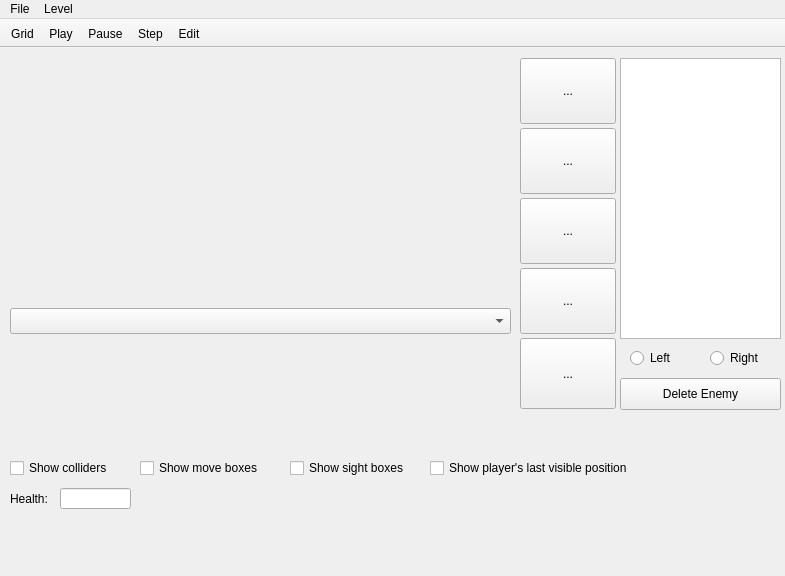
The window that Emulator/mainwindow.ui (ArduboyGameDevelopers/PixelSpaceOdyssey) describes before a commit, drawn with Qt 5.
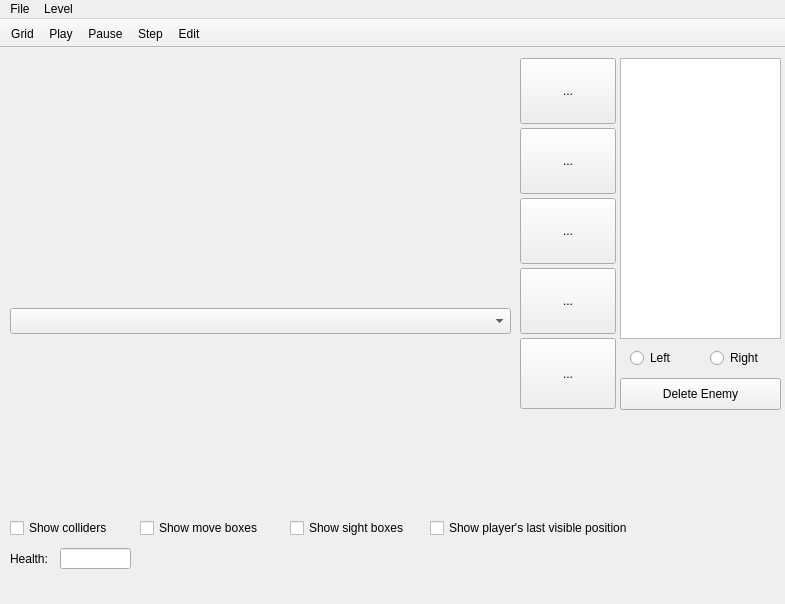
The same window after the commit. Icons and pictures are not drawn. Custom widgets are drawn as their Qt base class.

Diff of the .ui file:
```diff
--- a/Emulator/mainwindow.ui
+++ b/Emulator/mainwindow.ui
@@ -7,7 +7,7 @@
     <x>0</x>
     <y>0</y>
     <width>785</width>
-    <height>576</height>
+    <height>604</height>
    </rect>
   </property>
   <property name="windowTitle">
@@ -40,7 +40,7 @@
       <x>0</x>
       <y>290</y>
       <width>511</width>
-      <height>111</height>
+      <height>171</height>
      </rect>
     </property>
    </widget>
@@ -227,7 +227,7 @@
     <property name="geometry">
      <rect>
       <x>10</x>
-      <y>410</y>
+      <y>470</y>
       <width>121</width>
       <height>20</height>
      </rect>
@@ -240,7 +240,7 @@
     <property name="geometry">
      <rect>
       <x>140</x>
-      <y>410</y>
+      <y>470</y>
       <width>141</width>
       <height>20</height>
      </rect>
@@ -253,7 +253,7 @@
     <property name="geometry">
      <rect>
       <x>290</x>
-      <y>410</y>
+      <y>470</y>
       <width>141</width>
       <height>20</height>
      </rect>
@@ -266,7 +266,7 @@
     <property name="geometry">
      <rect>
       <x>430</x>
-      <y>410</y>
+      <y>470</y>
       <width>231</width>
       <height>20</height>
      </rect>
@@ -279,7 +279,7 @@
     <property name="geometry">
      <rect>
       <x>60</x>
-      <y>440</y>
+      <y>500</y>
       <width>71</width>
       <height>21</height>
      </rect>
@@ -289,7 +289,7 @@
     <property name="geometry">
      <rect>
       <x>10</x>
-      <y>440</y>
+      <y>500</y>
       <width>51</width>
       <height>21</height>
      </rect>
```
